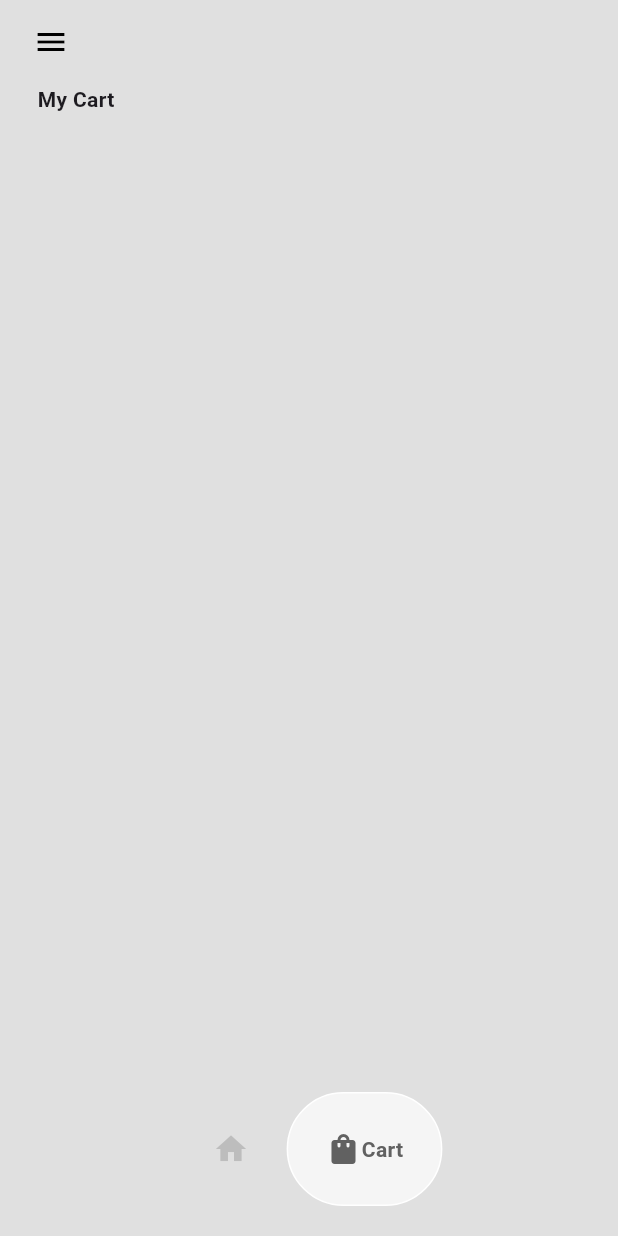
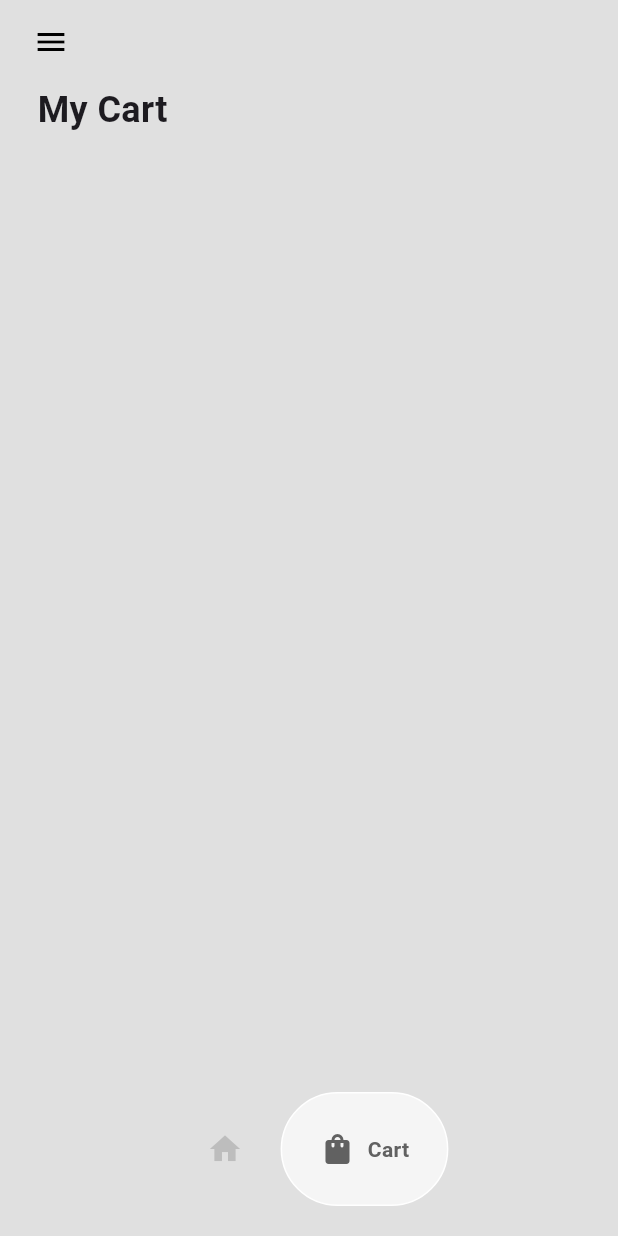
Before and after one commit to zehrayldz00/sneaker-shop, a Flutter app: the HomePage screen opened directly, item 2 of the bottom bar chosen, on a phone screen of 412 x 824 dp. Run offline on Flutter 3.47's test engine with Material 3 defaults, Android fonts, the phone set to English and light mode, and no system bars; drawn by our look-alikes of google_nav_bar.

Commit message:
App finished.

```diff
--- a/lib/components/bottom_nav_bar.dart
+++ b/lib/components/bottom_nav_bar.dart
@@ -15,6 +15,7 @@ class MyBottomNavBar extends StatelessWidget {
         tabActiveBorder: Border.all(color: Colors.white),
         tabBackgroundColor: Colors.grey.shade100,
         mainAxisAlignment: MainAxisAlignment.center,
+        gap: 8,
         onTabChange: (value) => onTabChange!(value),
         tabs: const [
           GButton(
--- a/lib/pages/cart_page.dart
+++ b/lib/pages/cart_page.dart
@@ -1,6 +1,8 @@
 import 'package:flutter/material.dart';
 import 'package:provider/provider.dart';
+import 'package:sneaker_shop/models/shoe.dart';
 
+import '../components/cart_item.dart';
 import '../models/cart.dart';
 
 class CartPage extends StatelessWidget {
@@ -9,13 +11,27 @@ class CartPage extends StatelessWidget {
   @override
   Widget build(BuildContext context) {
     return Consumer<Cart>(
-        builder: (context, value, child) => const Padding(
-          padding: EdgeInsets.symmetric(horizontal: 25.0),
-          child: Column(
-                children: [
-                  Text('My Cart', style: TextStyle(fontWeight: FontWeight.bold),),
-                ],
-              ),
-        ));
+      builder: (context, value, child) => Padding(
+        padding: const EdgeInsets.symmetric(horizontal: 25.0),
+        child: Column(
+          crossAxisAlignment: CrossAxisAlignment.start,
+          children: [
+            const Text(
+              'My Cart',
+              style: TextStyle(fontWeight: FontWeight.bold, fontSize: 24),
+            ),
+            const SizedBox(height: 20),
+            Expanded(child: ListView.builder(itemCount: value.getUserCart().length, itemBuilder: (context, index) {
+              // get individual shoe
+              Shoe individualShoe = value.getUserCart()[index];
+              // return the cart item
+              return CartItem(
+                shoe: individualShoe,
+              );
+            }))
+          ],
+        ),
+      ),
+    );
   }
 }
```
Also changed, not shown: lib/components/cart_item.dart (added, +39 -0 lines).
